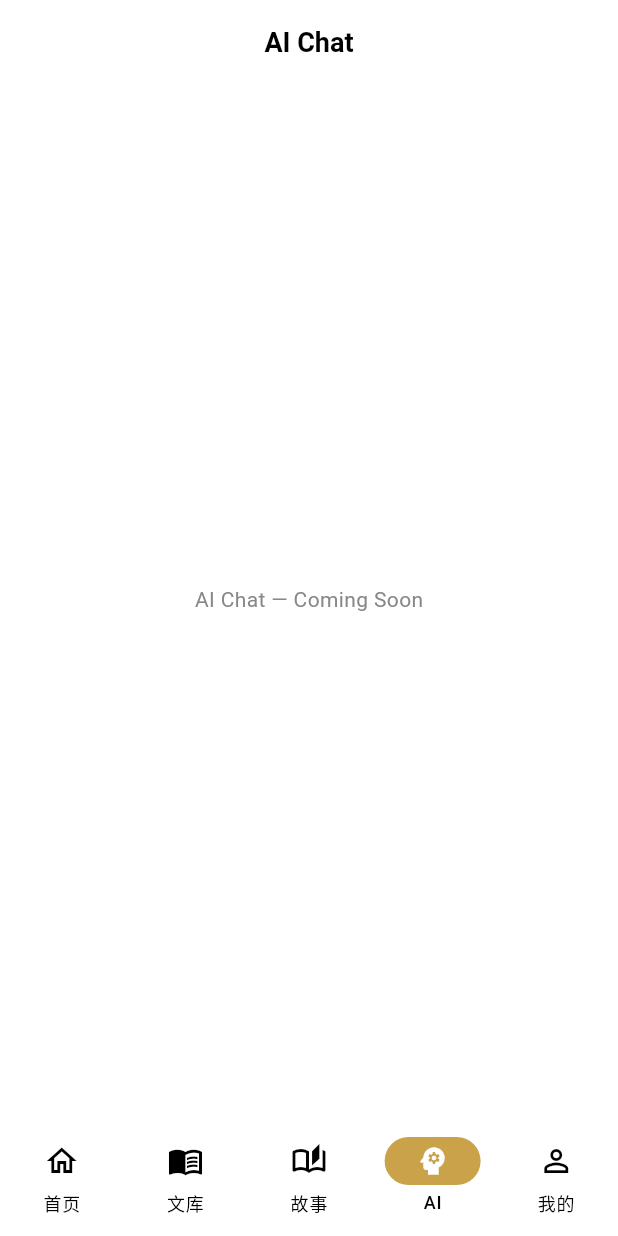
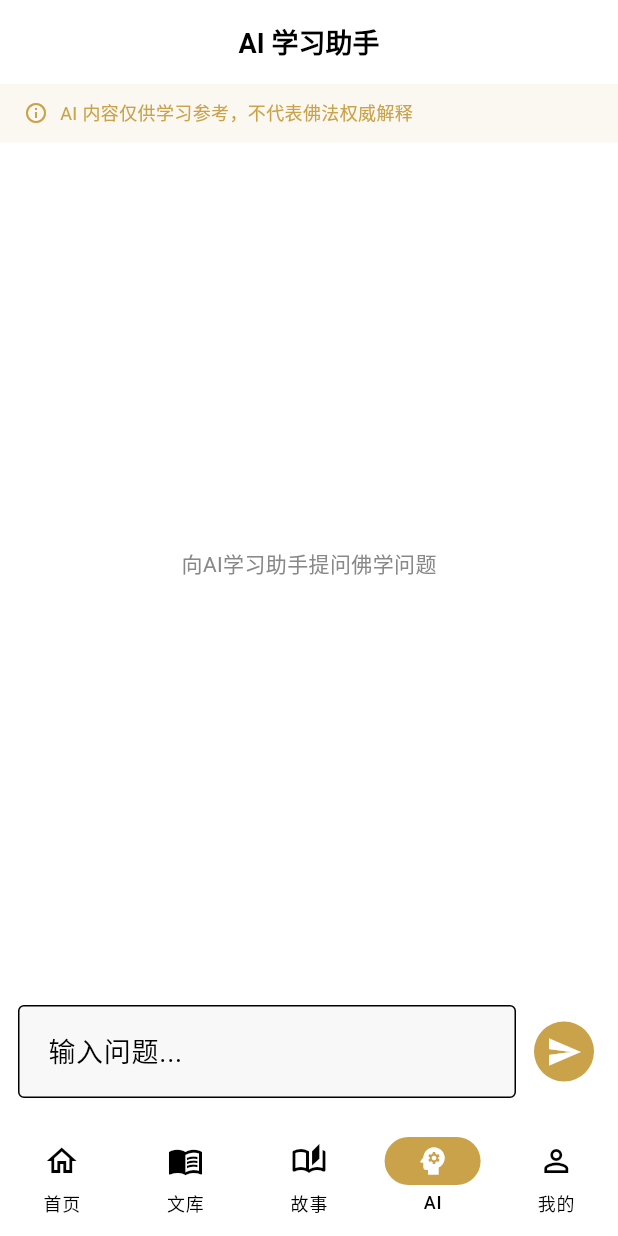
Before and after one commit to xixiaohui/cibei_flutter, a Flutter app: the screen it shows after launch, item 4 of the bottom bar chosen, on a phone screen of 412 x 824 dp. Run offline on Flutter 3.47's test engine with Material 3 defaults, Android fonts, the phone set to English and light mode, and no system bars; our stand-ins replace cached_network_image, cookie_jar, dio, dio_cookie_manager, flutter_markdown, flutter_riverpod and 3 more; accounts and stored records are empty; network calls fail; Roboto replaces fonts that are missing (Noto Sans SC).

Commit message:
feat(ai): implement AI Chat feature with mock responses (Task 17)
- Create AiMessage model with toJson/fromJson in ai_repository.dart
- Create AiRepository with getHistory, saveMessage, sendMessage (mock)
- Mock responses cover 空/空性, 苦/四圣谛, and default fallback
- Create ChatController with StateNotifierProvider for message state
- Create AiChatPage with disclaimer bar, message list, and chat input
- Create AiMessageBubble widget (gold/user vs surface/assistant, 78% max width)
- Create AiDisclaimer widget (gold-tinted info bar)
- Update app_router.dart to replace AI placeholder with AiChatPage

```diff
--- a/lib/core/router/app_router.dart
+++ b/lib/core/router/app_router.dart
@@ -17,6 +17,7 @@ import '../../features/profile/profile_page.dart';
 import '../../features/profile/settings_page.dart';
 import '../../features/favorites/favorites_page.dart';
 import '../../features/search/search_page.dart';
+import '../../features/ai/ai_chat_page.dart';
 
 // Placeholder pages — replaced with real pages in later tasks
 class _PlaceholderPage extends StatelessWidget {
@@ -70,7 +71,7 @@ final appRouter = GoRouter(
           path: '/ai',
           name: RouteNames.ai,
           pageBuilder: (context, state) => const NoTransitionPage(
-            child: _PlaceholderPage('AI Chat'),
+            child: AiChatPage(),
           ),
         ),
         GoRoute(
--- /dev/null
+++ b/lib/features/ai/ai_chat_page.dart
@@ -0,0 +1,107 @@
+// lib/features/ai/ai_chat_page.dart
+import 'package:flutter/material.dart';
+import 'package:flutter_riverpod/flutter_riverpod.dart';
+import 'ai_controller.dart';
+import 'widgets/ai_message_bubble.dart';
+import 'widgets/ai_disclaimer.dart';
+
+class AiChatPage extends ConsumerStatefulWidget {
+  const AiChatPage({super.key});
+
+  @override
+  ConsumerState<AiChatPage> createState() => _AiChatPageState();
+}
+
+class _AiChatPageState extends ConsumerState<AiChatPage> {
+  final _textController = TextEditingController();
+  final _scrollController = ScrollController();
+
+  void _send() {
+    final text = _textController.text.trim();
+    if (text.isEmpty) return;
+    _textController.clear();
+    ref.read(chatMessagesProvider.notifier).sendMessage(text);
+    WidgetsBinding.instance.addPostFrameCallback((_) {
+      if (_scrollController.hasClients) {
+        _scrollController.animateTo(
+          _scrollController.position.maxScrollExtent,
+          duration: const Duration(milliseconds: 300),
+          curve: Curves.easeOut,
+        );
+      }
+    });
+  }
+
+  @override
+  Widget build(BuildContext context) {
+    final messages = ref.watch(chatMessagesProvider);
+
+    return Scaffold(
+      appBar: AppBar(title: const Text('AI 学习助手')),
+      body: Column(
+        children: [
+          const AiDisclaimer(),
+          Expanded(
+            child: messages.when(
+              loading: () =>
+                  const Center(child: CircularProgressIndicator(strokeWidth: 2)),
+              error: (e, _) => Center(child: Text(e.toString())),
+              data: (msgs) => msgs.isEmpty
+                  ? const Center(child: Text('向AI学习助手提问佛学问题'))
+                  : ListView.builder(
+                      controller: _scrollController,
+                      padding: const EdgeInsets.all(16),
+                      itemCount: msgs.length,
+                      itemBuilder: (_, i) =>
+                          AiMessageBubble(message: msgs[i]),
+                    ),
+            ),
+          ),
+          _ChatInput(controller: _textController, onSend: _send),
+        ],
+      ),
+    );
+  }
+
+  @override
+  void dispose() {
+    _textController.dispose();
+    _scrollController.dispose();
+    super.dispose();
+  }
+}
+
+class _ChatInput extends StatelessWidget {
+  final TextEditingController controller;
+  final VoidCallback onSend;
+  const _ChatInput({required this.controller, required this.onSend});
+
+  @override
+  Widget build(BuildContext context) {
+    return SafeArea(
+      child: Padding(
+        padding: const EdgeInsets.all(12),
+        child: Row(
+          children: [
+            Expanded(
+              child: TextField(
+                controller: controller,
+                decoration: const InputDecoration(
+                  hintText: '输入问题...',
+                  border: OutlineInputBorder(),
+                ),
+                onSubmitted: (_) => onSend(),
+                textInputAction: TextInputAction.send,
+              ),
+            ),
+            const SizedBox(width: 8),
+            IconButton.filled(
+              onPressed: onSend,
+              icon: const Icon(Icons.send),
+            ),
+          ],
+        ),
+      ),
+    );
+  }
+}
--- /dev/null
+++ b/lib/features/ai/widgets/ai_disclaimer.dart
@@ -0,0 +1,27 @@
+// lib/features/ai/widgets/ai_disclaimer.dart
+import 'package:flutter/material.dart';
+
+class AiDisclaimer extends StatelessWidget {
+  const AiDisclaimer({super.key});
+
+  @override
+  Widget build(BuildContext context) {
+    return Container(
+      width: double.infinity,
+      padding: const EdgeInsets.symmetric(horizontal: 16, vertical: 10),
+      color: const Color(0xFFC9A24A).withValues(alpha: 0.08),
+      child: const Row(
+        children: [
+          Icon(Icons.info_outline, size: 16, color: Color(0xFFC9A24A)),
+          SizedBox(width: 8),
+          Expanded(
+            child: Text(
+              'AI 内容仅供学习参考，不代表佛法权威解释',
+              style: TextStyle(fontSize: 12, color: Color(0xFFC9A24A)),
+            ),
+          ),
+        ],
+      ),
+    );
+  }
+}
```
Also changed, not shown: lib/features/ai/ai_controller.dart (added, +45 -0 lines), lib/features/ai/ai_repository.dart (added, +80 -0 lines), lib/features/ai/widgets/ai_message_bubble.dart (added, +42 -0 lines).
